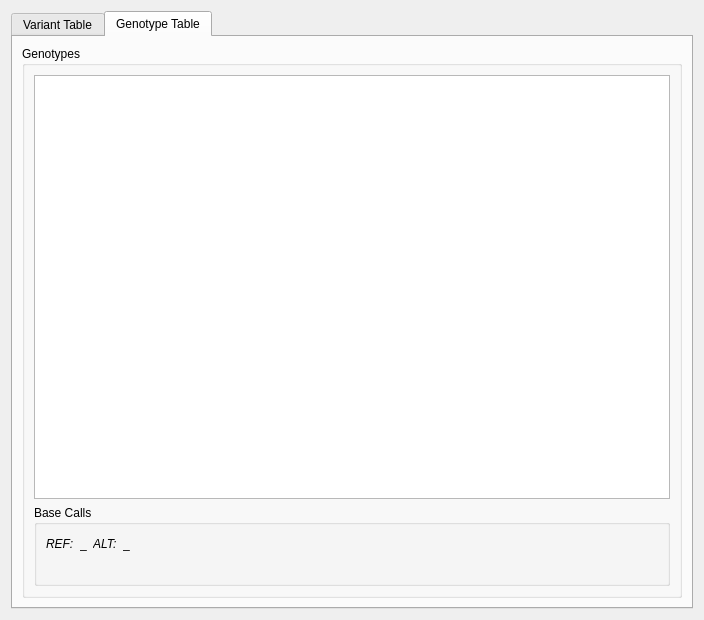
The window that gui/ui/tabledisplaywindow.ui (ScottMastro/VikNGS) describes before a commit, drawn with Qt 5.
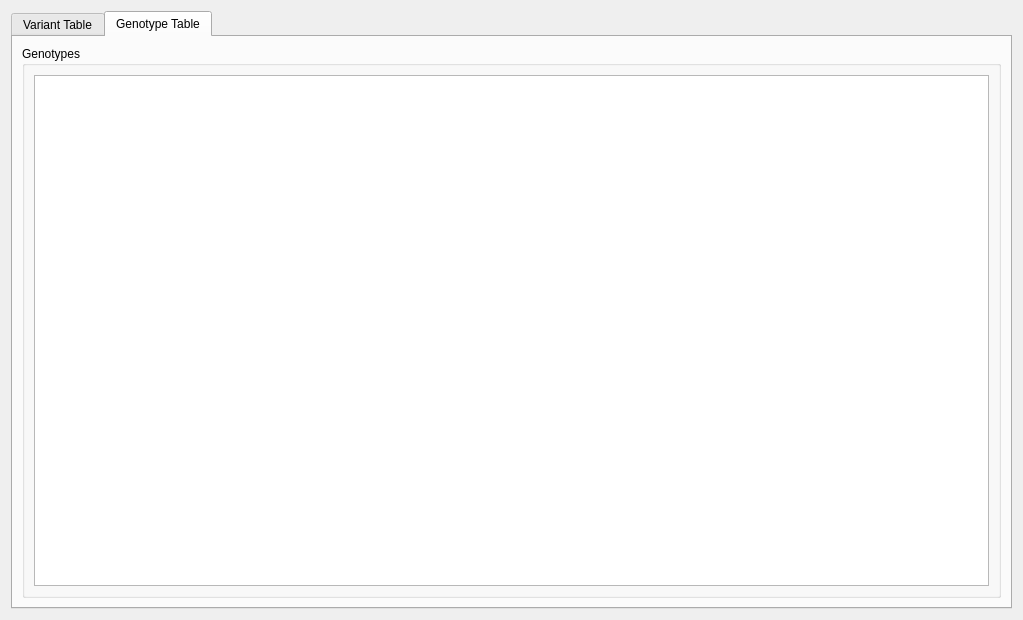
The same window after the commit. The open tabs and pages were chosen to show the change.

Commit message: case/control simulation + table is functional

What changed in the file:
```diff
--- a/gui/ui/tabledisplaywindow.ui
+++ b/gui/ui/tabledisplaywindow.ui
@@ -6,7 +6,7 @@
    <rect>
     <x>0</x>
     <y>0</y>
-    <width>704</width>
+    <width>1023</width>
     <height>620</height>
    </rect>
   </property>
@@ -123,70 +123,6 @@
             </property>
            </widget>
           </item>
-          <item>
-           <widget class="QGroupBox" name="table_callGrp">
-            <property name="title">
-             <string>Base Calls</string>
-            </property>
-            <layout class="QVBoxLayout" name="verticalLayout_3">
-             <item>
-              <layout class="QHBoxLayout" name="horizontalLayout">
-               <item>
-                <widget class="QLabel" name="table_refLabelLbl">
-                 <property name="text">
-                  <string>&lt;html&gt;&lt;head/&gt;&lt;body&gt;&lt;p&gt;&lt;span style=&quot; font-style:italic;&quot;&gt;REF:&lt;/span&gt;&lt;/p&gt;&lt;/body&gt;&lt;/html&gt;</string>
-                 </property>
-                 <property name="textFormat">
-                  <enum>Qt::AutoText</enum>
-                 </property>
-                </widget>
-               </item>
-               <item>
-                <widget class="QLabel" name="table_refLbl">
-                 <property name="text">
-                  <string>_</string>
-                 </property>
-                </widget>
-               </item>
-               <item>
-                <widget class="QLabel" name="table_altLabelLbl">
-                 <property name="text">
-                  <string>&lt;html&gt;&lt;head/&gt;&lt;body&gt;&lt;p&gt;&lt;span style=&quot; font-style:italic;&quot;&gt;ALT:&lt;/span&gt;&lt;/p&gt;&lt;/body&gt;&lt;/html&gt;</string>
-                 </property>
-                </widget>
-               </item>
-               <item>
-                <widget class="QLabel" name="table_altLbl">
-                 <property name="text">
-                  <string>_</string>
-                 </property>
-                </widget>
-               </item>
-               <item>
-                <spacer name="horizontalSpacer">
-                 <property name="orientation">
-                  <enum>Qt::Horizontal</enum>
-                 </property>
-                 <property name="sizeHint" stdset="0">
-                  <size>
-                   <width>40</width>
-                   <height>20</height>
-                  </size>
-                 </property>
-                </spacer>
-               </item>
-              </layout>
-             </item>
-             <item>
-              <widget class="QLabel" name="table_callsTxt">
-               <property name="text">
-                <string/>
-               </property>
-              </widget>
-             </item>
-            </layout>
-           </widget>
-          </item>
          </layout>
         </widget>
        </item>
```
Left out of the diff: 26 changed lines with no effect on the pictures. The commit also changes 29 other files.
